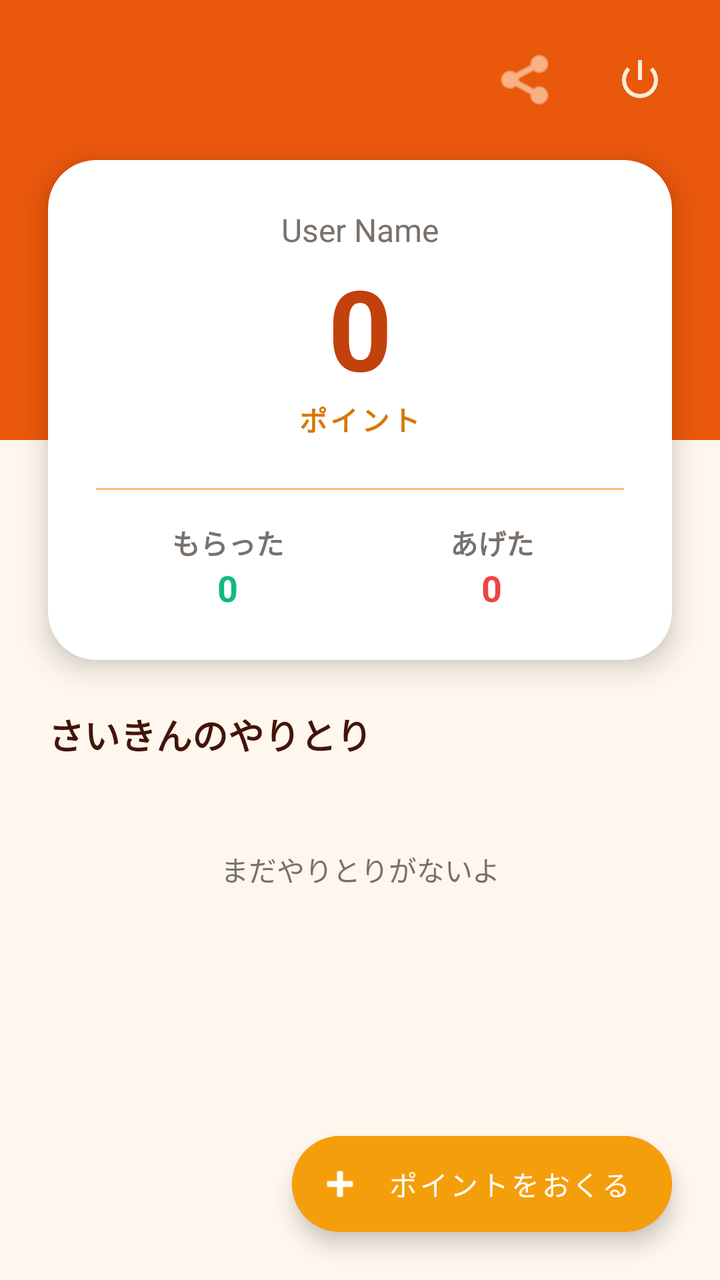
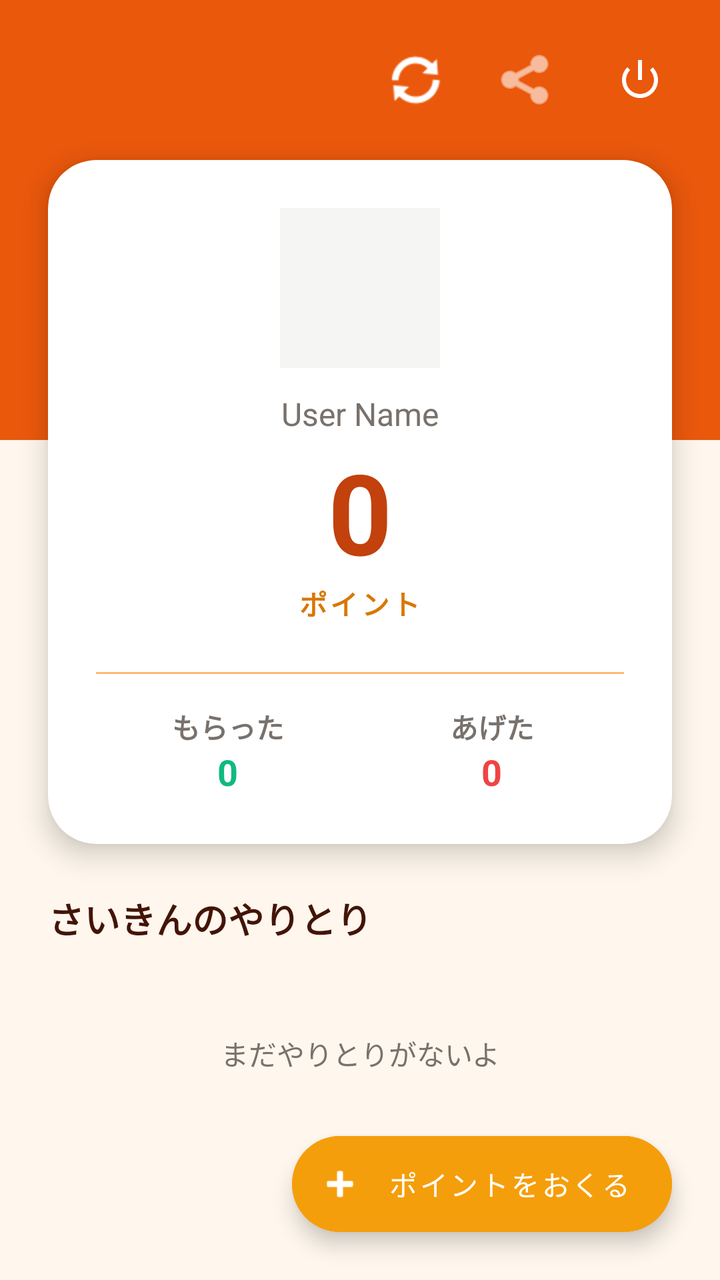

An Android layout rendered at two revisions. The XML below is the earlier revision; the diff shows what the commit changed to produce the second picture.
<!-- AndroidManifest.xml: application theme Theme.InternalPointSystem -->
<!-- res/layout/activity_main.xml -->
<?xml version="1.0" encoding="utf-8"?>
<androidx.coordinatorlayout.widget.CoordinatorLayout
    xmlns:android="http://schemas.android.com/apk/res/android"
    xmlns:app="http://schemas.android.com/apk/res-auto"
    xmlns:tools="http://schemas.android.com/tools"
    android:layout_width="match_parent"
    android:layout_height="match_parent"
    android:background="@color/bg_main">

    <androidx.core.widget.NestedScrollView
        android:layout_width="match_parent"
        android:layout_height="match_parent"
        android:fillViewport="true">

        <LinearLayout
            android:layout_width="match_parent"
            android:layout_height="wrap_content"
            android:orientation="vertical"
            android:paddingBottom="80dp">

            
            <FrameLayout
                android:layout_width="match_parent"
                android:layout_height="wrap_content">
                
                <View
                    android:layout_width="match_parent"
                    android:layout_height="220dp"
                    android:background="@color/brand_primary"/>

                <com.google.android.material.card.MaterialCardView
                    android:layout_width="match_parent"
                    android:layout_height="wrap_content"
                    android:layout_marginHorizontal="24dp"
                    android:layout_marginTop="80dp"
                    android:layout_marginBottom="24dp"
                    app:cardCornerRadius="24dp"
                    app:cardElevation="8dp"
                    app:cardBackgroundColor="@color/white">

                    <LinearLayout
                        android:layout_width="match_parent"
                        android:layout_height="wrap_content"
                        android:orientation="vertical"
                        android:padding="24dp"
                        android:gravity="center">

                        <TextView
                            android:id="@+id/tvCurrentUser"
                            android:layout_width="wrap_content"
                            android:layout_height="wrap_content"
                            android:text="User Name"
                            android:textSize="16sp"
                            android:textColor="@color/text_secondary"
                            android:layout_marginBottom="8dp"/>

                        <TextView
                            android:id="@+id/tvBalance"
                            android:layout_width="wrap_content"
                            android:layout_height="wrap_content"
                            android:text="0"
                            android:textSize="56sp"
                            android:textStyle="bold"
                            android:textColor="@color/brand_primary_dark"
                            android:includeFontPadding="false"/>

                        <TextView
                            android:layout_width="wrap_content"
                            android:layout_height="wrap_content"
                            android:text="ポイント"
                            android:textSize="14sp"
                            android:letterSpacing="0.1"
                            android:textColor="@color/coin_secondary"
                            android:textStyle="bold"
                            android:layout_marginBottom="24dp"/>

                        <View
                            android:layout_width="match_parent"
                            android:layout_height="1dp"
                            android:background="@color/divider"
                            android:layout_marginBottom="16dp"/>

                        <LinearLayout
                            android:layout_width="match_parent"
                            android:layout_height="wrap_content"
                            android:orientation="horizontal">

                            <LinearLayout
                                android:layout_width="0dp"
                                android:layout_height="wrap_content"
                                android:layout_weight="1"
                                android:gravity="center"
                                android:orientation="vertical">
                                <TextView
                                    android:layout_width="wrap_content"
                                    android:layout_height="wrap_content"
                                    android:text="もらった"
                                    android:textSize="14sp"
                                    android:textStyle="bold"
                                    android:textColor="@color/text_secondary"/>
                                <TextView
                                    android:id="@+id/tvReceived"
                                    android:layout_width="wrap_content"
                                    android:layout_height="wrap_content"
                                    android:text="0"
                                    android:textSize="18sp"
                                    android:textStyle="bold"
                                    android:textColor="@color/success"/>
                            </LinearLayout>

                            <LinearLayout
                                android:layout_width="0dp"
                                android:layout_height="wrap_content"
                                android:layout_weight="1"
                                android:gravity="center"
                                android:orientation="vertical">
                                <TextView
                                    android:layout_width="wrap_content"
                                    android:layout_height="wrap_content"
                                    android:text="あげた"
                                    android:textSize="14sp"
                                    android:textStyle="bold"
                                    android:textColor="@color/text_secondary"/>
                                <TextView
                                    android:id="@+id/tvSent"
                                    android:layout_width="wrap_content"
                                    android:layout_height="wrap_content"
                                    android:text="0"
                                    android:textSize="18sp"
                                    android:textStyle="bold"
                                    android:textColor="@color/danger"/>
                            </LinearLayout>
                            </LinearLayout>
                        </LinearLayout>

                </com.google.android.material.card.MaterialCardView>

                 <ImageButton
                    android:id="@+id/btnReceiveQr"
                    android:layout_width="48dp"
                    android:layout_height="48dp"
                    android:layout_gravity="top|end"
                    android:layout_marginTop="16dp"
                    android:layout_marginEnd="72dp"
                    android:src="@android:drawable/ic_menu_share"
                    android:background="?attr/selectableItemBackgroundBorderless"
                    app:tint="@color/brand_primary_light"
                    android:contentDescription="Show QR Code"/>

                 <ImageButton
                    android:id="@+id/btnLogout"
                    android:layout_width="48dp"
                    android:layout_height="48dp"
                    android:layout_gravity="top|end"
                    android:layout_marginTop="16dp"
                    android:layout_marginEnd="16dp"
                    android:src="@android:drawable/ic_lock_power_off"
                    android:background="?attr/selectableItemBackgroundBorderless"
                    app:tint="@color/brand_primary_light"/>
            </FrameLayout>

            
             <TextView
                android:layout_width="wrap_content"
                android:layout_height="wrap_content"
                android:text="さいきんのやりとり"
                android:textSize="18sp"
                android:textStyle="bold"
                android:textColor="@color/text_primary"
                android:layout_marginStart="24dp"
                android:layout_marginBottom="12dp"/>

            <LinearLayout
                android:id="@+id/llHistoryContainer"
                android:layout_width="match_parent"
                android:layout_height="wrap_content"
                android:orientation="vertical"
                android:paddingHorizontal="24dp">
                 <TextView
                    android:id="@+id/tvHistoryPlaceholder"
                    android:layout_width="match_parent"
                    android:layout_height="wrap_content"
                    android:text="まだやりとりがないよ"
                    android:textColor="@color/text_secondary"
                    android:gravity="center"
                    android:padding="32dp"/>
            </LinearLayout>

        </LinearLayout>
    </androidx.core.widget.NestedScrollView>

    
    <com.google.android.material.floatingactionbutton.ExtendedFloatingActionButton
        android:id="@+id/btnSend"
        android:layout_width="wrap_content"
        android:layout_height="wrap_content"
        android:layout_gravity="bottom|end"
        android:layout_margin="24dp"
        android:text="ポイントをおくる"
        android:textColor="@color/white"
        android:backgroundTint="@color/coin_primary"
        app:icon="@android:drawable/ic_input_add"
        app:iconTint="@color/white"/>

</androidx.coordinatorlayout.widget.CoordinatorLayout>
<!-- resources referenced by this layout -->
<resources>
  <color name="bg_main">#FFF7ED</color>
  <color name="brand_primary">#EA580C</color>
  <color name="brand_primary_dark">#C2410C</color>
  <color name="brand_primary_light">#FFEDD5</color>
  <color name="coin_primary">#F59E0B</color>
  <color name="coin_secondary">#D97706</color>
  <color name="danger">#EF4444</color>
  <color name="divider">#FDBA74</color>
  <color name="success">#10B981</color>
  <color name="text_primary">#431407</color>
  <color name="text_secondary">#78716C</color>
  <color name="white">#FFFFFF</color>
  <style name="Theme.InternalPointSystem" parent="Theme.MaterialComponents.DayNight.DarkActionBar">
          
          <item name="colorPrimary">@color/brand_primary</item>
          <item name="colorPrimaryVariant">@color/brand_primary_dark</item>
          <item name="colorOnPrimary">@color/white</item>
          
          <item name="colorSecondary">@color/coin_primary</item>
          <item name="colorSecondaryVariant">@color/coin_secondary</item>
          <item name="colorOnSecondary">@color/white</item>
          
          <item name="android:statusBarColor" tools:targetApi="l">?attr/colorPrimaryVariant</item>
          
      </style>
</resources>

<!-- the commit's change to res/layout/activity_main.xml (unified diff, before → after) -->
@@ -45,6 +45,14 @@
                         android:padding="24dp"
                         android:gravity="center">
 
+                        <ImageView
+                            android:id="@+id/ivCurrentUserAvatar"
+                            android:layout_width="80dp"
+                            android:layout_height="80dp"
+                            android:layout_marginBottom="12dp"
+                            android:background="#f5f5f4"
+                            android:scaleType="centerCrop"/>
+                            
                         <TextView
                             android:id="@+id/tvCurrentUser"
                             android:layout_width="wrap_content"
@@ -144,8 +152,20 @@
                     android:layout_marginEnd="72dp"
                     android:src="@android:drawable/ic_menu_share"
                     android:background="?attr/selectableItemBackgroundBorderless"
-                    app:tint="@color/brand_primary_light"
+                    app:tint="@color/white"
                     android:contentDescription="Show QR Code"/>
+
+                 <ImageButton
+                    android:id="@+id/btnRefresh"
+                    android:layout_width="48dp"
+                    android:layout_height="48dp"
+                    android:layout_gravity="top|end"
+                    android:layout_marginTop="16dp"
+                    android:layout_marginEnd="128dp"
+                    android:src="@android:drawable/ic_popup_sync"
+                    android:background="?attr/selectableItemBackgroundBorderless"
+                    app:tint="@color/white"
+                    android:contentDescription="Refresh Data"/>
 
                  <ImageButton
                     android:id="@+id/btnLogout"
@@ -156,7 +176,7 @@
                     android:layout_marginEnd="16dp"
                     android:src="@android:drawable/ic_lock_power_off"
                     android:background="?attr/selectableItemBackgroundBorderless"
-                    app:tint="@color/brand_primary_light"/>
+                    app:tint="@color/white"/>
             </FrameLayout>
 
             
<!-- resource entries referenced after the edit -->
@@ -3,7 +3,6 @@
   <color name="bg_main">#FFF7ED</color>
   <color name="brand_primary">#EA580C</color>
   <color name="brand_primary_dark">#C2410C</color>
-  <color name="brand_primary_light">#FFEDD5</color>
   <color name="coin_primary">#F59E0B</color>
   <color name="coin_secondary">#D97706</color>
   <color name="danger">#EF4444</color>
